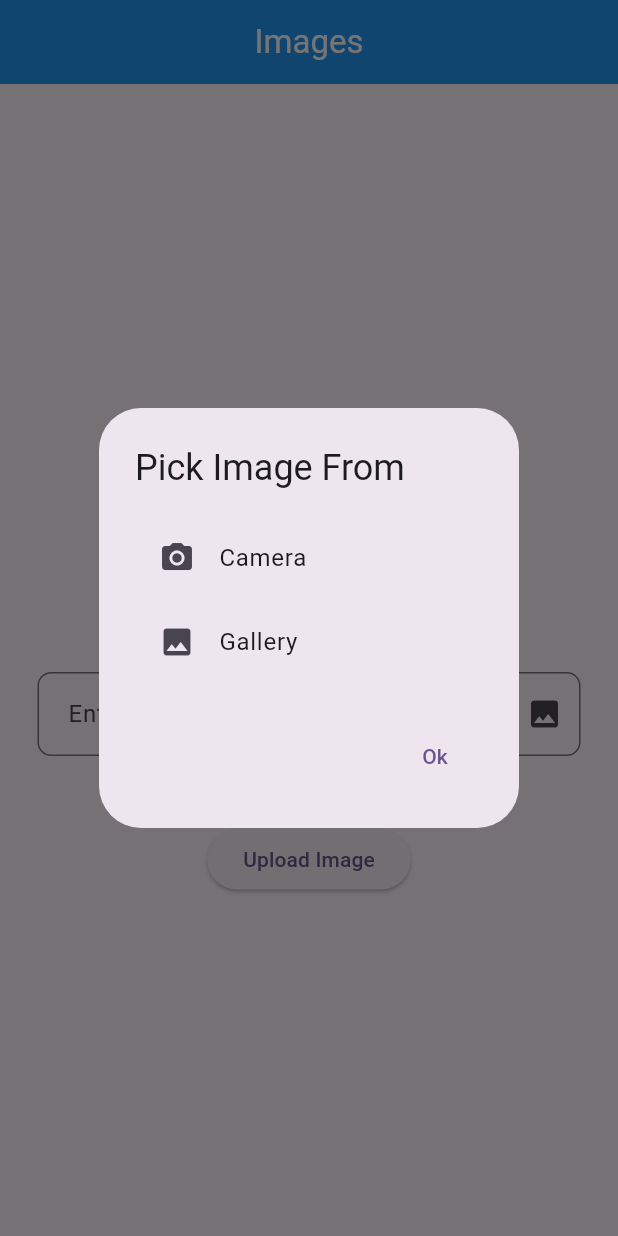
After one commit to Khushi950k/Firebase, a Flutter app: the screen it shows after launch, after a tap on the "person" icon, on a phone screen of 412 x 824 dp. The commit adds this screen. Run offline on Flutter 3.47's test engine with Material 3 defaults, Android fonts, the phone set to English and light mode, and no system bars; our stand-ins replace cloud_firestore, firebase_auth, firebase_core, firebase_storage, image_picker; accounts and stored records are empty.

Commit message:
Initial Commit

```diff
--- /dev/null
+++ b/lib/Screen/profileupload.dart
@@ -0,0 +1,117 @@
+import 'dart:developer';
+import 'dart:io';
+import 'package:cloud_firestore/cloud_firestore.dart';
+import 'package:firebase/Widgets/uihelper.dart';
+import 'package:firebase_storage/firebase_storage.dart';
+import 'package:flutter/material.dart';
+import 'package:image_picker/image_picker.dart';
+
+class AddImages extends StatefulWidget {
+  const AddImages({super.key});
+
+  @override
+  State<AddImages> createState() => _AddImagesState();
+}
+
+class _AddImagesState extends State<AddImages> {
+  TextEditingController imgController=TextEditingController();
+  File? pickedImage;
+  uploadimage(String imgname)async{
+    if(imgname=="" && pickedImage==null){
+      return log("Enter Required Fields");
+    }
+    else{
+      UploadTask uploadTask= FirebaseStorage.instance.ref("Profile Pictures").child(imgname).putFile(pickedImage!);
+      TaskSnapshot taskSnapshot=await uploadTask;
+      String img=await taskSnapshot.ref.getDownloadURL();
+      String imagename=imgname;
+      FirebaseFirestore.instance.collection("Users").doc(imgname).set({
+        "ImageName":imgname,
+        "ImageURL":img
+      }).then((value){
+        log("Image Uploaded");
+      });
+    }
+  }
+
+  _imageselector(){
+    return showDialog(context: context, builder: (BuildContext context){
+      return AlertDialog(
+        title: Text("Pick Image From"),
+        content: Column(
+          mainAxisSize: MainAxisSize.min,
+          children: [
+            ListTile(
+              onTap: (){
+                imagepick(ImageSource.camera);
+                Navigator.pop(context);
+              },
+              leading: Icon(Icons.camera_alt),
+              title: Text("Camera"),
+            ),
+            ListTile(
+              onTap: (){
+                imagepick(ImageSource.gallery);
+                Navigator.pop(context);
+              },
+              leading: Icon(Icons.image),
+              title: Text("Gallery"),
+            )
+          ],),
+        actions: [
+          TextButton(onPressed: (){
+            Navigator.pop(context);
+          }, child: Text("Ok"))
+        ],
+      );
+    });
+  }
+  @override
+  Widget build(BuildContext context) {
+    return Scaffold(
+      appBar: AppBar(
+        title: Text("Images", style: TextStyle(color: Colors.white),),
+        centerTitle: true,
+        backgroundColor: Colors.blue,
+      ),
+      body: Center(
+        child: Column(
+          mainAxisAlignment: MainAxisAlignment.center,
+          children: [
+            InkWell(
+              onTap: (){
+                _imageselector();
+              },
+              child:pickedImage!=null? CircleAvatar(
+                radius: 60,
+                backgroundImage:FileImage(pickedImage!),
+              ):CircleAvatar(
+                radius: 60,
+                child: Icon(Icons.person,size: 60,),
+              ),
+            ),
+            SizedBox(height: 30),
+            UiHelper.CustomTextField(imgController," Enter Image Name", Icons.image, false),
+            SizedBox(height: 30),
+            ElevatedButton(onPressed: (){
+              uploadimage(imgController.text.toString());
+            }, child: Text("Upload Image"))
+          ],
+        ),
+      ),
+    );
+  }
+
+  imagepick(ImageSource imageSource)async{
+    try{
+      final img=await ImagePicker().pickImage(source: imageSource);
+      if(img==null)return;
+      final tempimage=File(img.path);
+      setState(() {
+        pickedImage=tempimage;
+      });
+    }catch(ex){
+      log(ex.toString());
+    }
+  }
+}
--- a/lib/main.dart
+++ b/lib/main.dart
@@ -1,5 +1,7 @@
 import 'package:firebase/Screen/adddata.dart';
 import 'package:firebase/Screen/checkuser.dart';
+import 'package:firebase/Screen/fetchdata.dart';
+import 'package:firebase/Screen/profileupload.dart';
 import 'package:firebase/Screen/signup_screen.dart';
 import 'package:firebase/Screen/verfiy_user.dart';
 import 'package:firebase_core/firebase_core.dart';
@@ -23,7 +25,7 @@ class MyApp extends StatelessWidget {
         colorScheme: ColorScheme.fromSeed(seedColor: Colors.deepPurple),
         useMaterial3: true,
       ),
-      home: SignUp()
+      home: AddImages()
     );
   }
 }
--- a/pubspec.yaml
+++ b/pubspec.yaml
@@ -39,6 +39,8 @@ dependencies:
   firebase_auth: ^4.16.0
   cloud_firestore: ^4.14.0
   cloud_firestore_api: ^0.0.9
+  firebase_storage: ^11.6.0
+  image_picker: ^1.0.7
 
 dev_dependencies:
   flutter_test:
```
Also changed, not shown: lib/Screen/fetchdata.dart (added, +45 -0 lines), pubspec.lock, 5 other files.
